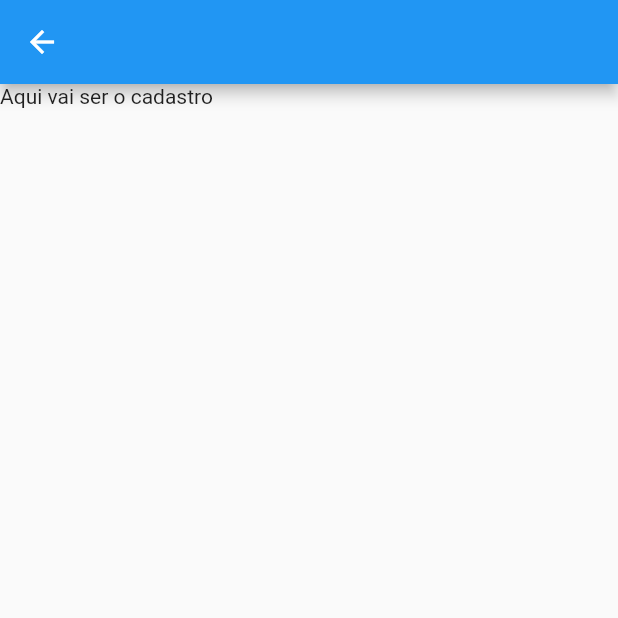
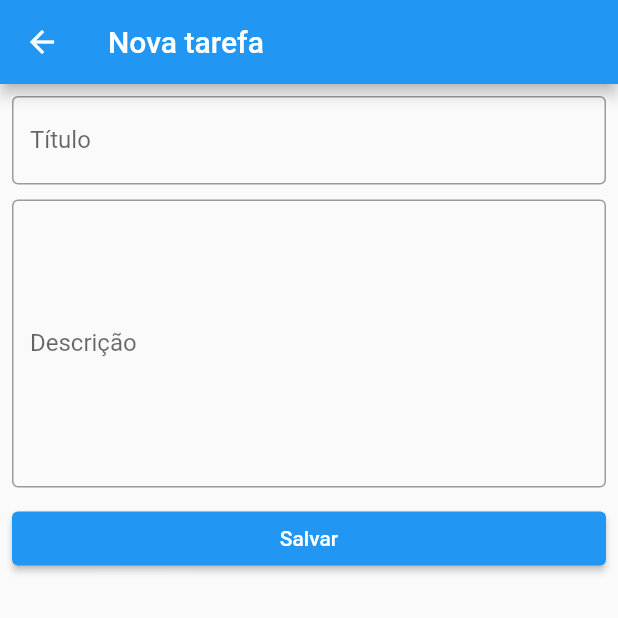
Before and after one commit to LucasHenriqueAbreu/todocomputacao, a Flutter app: the screen it shows after launch, after a tap on the "add" icon, on a phone screen of 412 x 824 dp, the top half of it. Run offline on Flutter 3.47's test engine with Material 2 defaults, Android fonts, the phone set to English and light mode, and no system bars.

Commit message:
criado tela de cadatro de tarefas

```diff
--- a/lib/main.dart
+++ b/lib/main.dart
@@ -1,4 +1,4 @@
-import 'package:flutter/cupertino.dart';
+import 'package:flutter/material.dart';
 import 'package:todocomputacomovel/app_widget.dart';
 
 void main() {
--- a/lib/models/tarefa.dart
+++ b/lib/models/tarefa.dart
@@ -1,13 +1,11 @@
 class Tarefa {
-  int id;
-  String descricao;
-  String titulo;
+  String? titulo;
+  String? descricao;
   bool pronta;
 
   Tarefa({
-    required this.id,
-    required this.descricao,
-    required this.titulo,
+    this.titulo,
+    this.descricao,
     this.pronta = false,
   });
 }
--- a/lib/pages/cadastro/cadastro_page.dart
+++ b/lib/pages/cadastro/cadastro_page.dart
@@ -1,4 +1,5 @@
 import 'package:flutter/material.dart';
+import 'package:todocomputacomovel/models/tarefa.dart';
 
 class CadastroPage extends StatefulWidget {
   @override
@@ -6,13 +7,68 @@ class CadastroPage extends StatefulWidget {
 }
 
 class _CadastroPageState extends State<CadastroPage> {
+  // TODO: validar a princiapal função do late
+  late TextEditingController txtTituloCtrl;
+  late TextEditingController txtDescricaoCtrl;
+  late Tarefa tarefa;
+
+  @override
+  void initState() {
+    super.initState();
+    txtTituloCtrl = TextEditingController();
+    txtDescricaoCtrl = TextEditingController();
+    tarefa = Tarefa();
+  }
+
   @override
   Widget build(BuildContext context) {
     return Scaffold(
-      appBar: AppBar(),
-      body: Container(
-        child: Text('Aqui vai ser o cadastro'),
+      appBar: AppBar(
+        title: Text('Nova tarefa'),
+      ),
+      body: SingleChildScrollView(
+        child: Padding(
+          padding: const EdgeInsets.all(8),
+          child: Column(
+            crossAxisAlignment: CrossAxisAlignment.stretch,
+            children: [
+              TextField(
+                controller: txtTituloCtrl,
+                decoration: InputDecoration(
+                  labelText: 'Título',
+                  hintText: 'Ex.: Lavar a louça',
+                  border: OutlineInputBorder(),
+                ),
+              ),
+              SizedBox(
+                height: 10,
+              ),
+              TextField(
+                controller: txtDescricaoCtrl,
+                maxLines: 8,
+                decoration: InputDecoration(
+                  labelText: 'Descrição',
+                  hintText: 'Ex.: Não esquecer de pegar o detergente',
+                  border: OutlineInputBorder(),
+                ),
+              ),
+              SizedBox(
+                height: 10,
+              ),
+              ElevatedButton(
+                onPressed: _salvar,
+                child: Text('Salvar'),
+              )
+            ],
+          ),
+        ),
       ),
     );
   }
+
+  void _salvar() {
+    tarefa.titulo = txtTituloCtrl.text;
+    tarefa.descricao = txtDescricaoCtrl.text;
+    Navigator.of(context).pop<Tarefa>(tarefa);
+  }
 }
--- a/lib/pages/home/home_page.dart
+++ b/lib/pages/home/home_page.dart
@@ -25,12 +25,15 @@ class _HomePageState extends State<HomePage> {
       ),
       floatingActionButton: FloatingActionButton(
         child: Icon(Icons.add),
-        onPressed: () {
-          Navigator.of(context).push(
+        onPressed: () async {
+          Tarefa? tarefa = await Navigator.of(context).push<Tarefa>(
             MaterialPageRoute(builder: (context) {
               return CadastroPage();
             }),
           );
+          setState(() {
+            tarefas.add(tarefa!);
+          });
         },
       ),
     );
--- a/lib/pages/home/widgets/item_lista_widget.dart
+++ b/lib/pages/home/widgets/item_lista_widget.dart
@@ -14,8 +14,8 @@ class _ItemListaWidgetState extends State<ItemListaWidget> {
   @override
   Widget build(BuildContext context) {
     return CheckboxListTile(
-      title: Text(widget.tarefa.titulo),
-      subtitle: Text(widget.tarefa.descricao),
+      title: Text(widget.tarefa.titulo!),
+      subtitle: Text(widget.tarefa.descricao!),
       value: widget.tarefa.pronta,
       onChanged: (bool? value) {
         setState(() {
```
